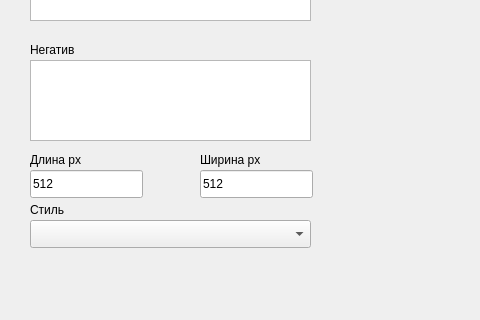
The window that widget.ui (X-Vi-Zord/Kandinsky_API) describes before a commit, drawn with Qt 5; both pictures show x 0 to 480 and y 170 to 490 of the 800 by 600 pixel window.
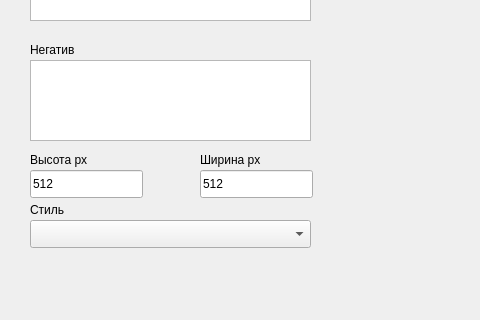
The same window after the commit.

```diff
--- a/widget.ui
+++ b/widget.ui
@@ -128,7 +128,7 @@
     </rect>
    </property>
    <property name="text">
-    <string>Длина px</string>
+    <string>Высота px</string>
    </property>
   </widget>
   <widget class="QLabel" name="label_4">
```
